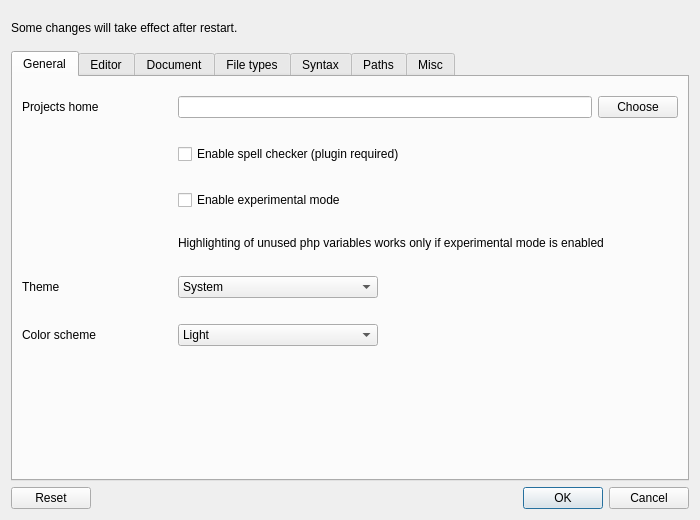
Before: the Qt Designer form ui/settings.ui in ziracms/editor, drawn with Qt 5.
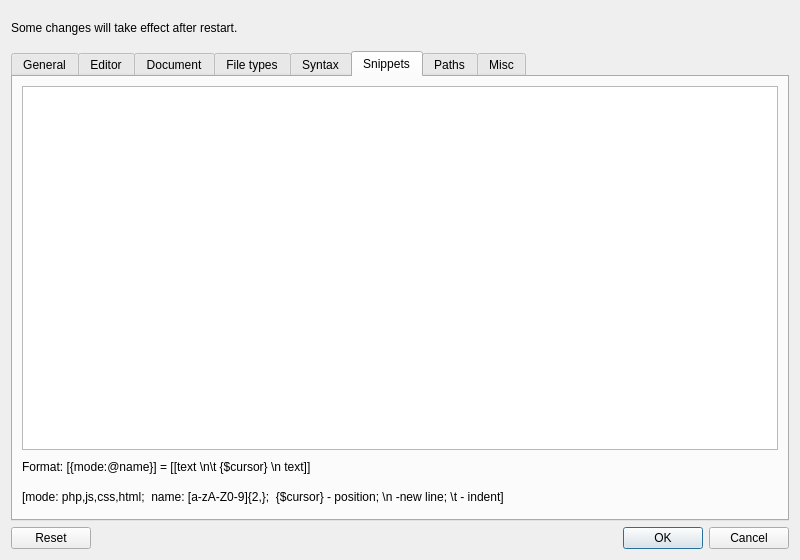
After: the same form once the commit is applied. The open tabs and pages were chosen to show the change.

```diff
--- a/ui/settings.ui
+++ b/ui/settings.ui
@@ -6,14 +6,14 @@
    <rect>
     <x>0</x>
     <y>0</y>
-    <width>700</width>
-    <height>520</height>
+    <width>800</width>
+    <height>560</height>
    </rect>
   </property>
   <property name="minimumSize">
    <size>
-    <width>700</width>
-    <height>520</height>
+    <width>800</width>
+    <height>560</height>
    </size>
   </property>
   <property name="windowTitle">
@@ -1099,6 +1099,66 @@
        </item>
       </layout>
      </widget>
+     <widget class="QWidget" name="snippetsSettingsTab">
+      <attribute name="title">
+       <string>Snippets</string>
+      </attribute>
+      <layout class="QVBoxLayout" name="verticalLayout_9">
+       <property name="spacing">
+        <number>0</number>
+       </property>
+       <item>
+        <layout class="QVBoxLayout" name="snippetsTextEditLayout_10">
+         <property name="topMargin">
+          <number>0</number>
+         </property>
+         <property name="bottomMargin">
+          <number>0</number>
+         </property>
+         <item>
+          <widget class="QPlainTextEdit" name="snippetsTextEdit"/>
+         </item>
+        </layout>
+       </item>
+       <item>
+        <layout class="QHBoxLayout" name="snippetsLabelLayout">
+         <property name="topMargin">
+          <number>10</number>
+         </property>
+         <property name="bottomMargin">
+          <number>10</number>
+         </property>
+         <item>
+          <widget class="QLabel" name="snippetsLabel">
+           <property name="text">
+            <string>Format: [{mode:@name}] = [[text \n\t {$cursor} \n text]]</string>
+           </property>
+           <property name="textFormat">
+            <enum>Qt::PlainText</enum>
+           </property>
+          </widget>
+         </item>
+        </layout>
+       </item>
+       <item>
+        <layout class="QHBoxLayout" name="snippetsLabelLayout2">
+         <property name="topMargin">
+          <number>6</number>
+         </property>
+         <property name="bottomMargin">
+          <number>6</number>
+         </property>
+         <item>
+          <widget class="QLabel" name="snippetsLabel2">
+           <property name="text">
+            <string>[mode: php,js,css,html;  name: [a-zA-Z0-9]{2,};  {$cursor} - position; \n -new line; \t - indent]</string>
+           </property>
+          </widget>
+         </item>
+        </layout>
+       </item>
+      </layout>
+     </widget>
      <widget class="QWidget" name="pathsSettingsTab">
       <attribute name="title">
        <string>Paths</string>
```
Left out of the diff: 15 changed lines with no effect on the pictures.
